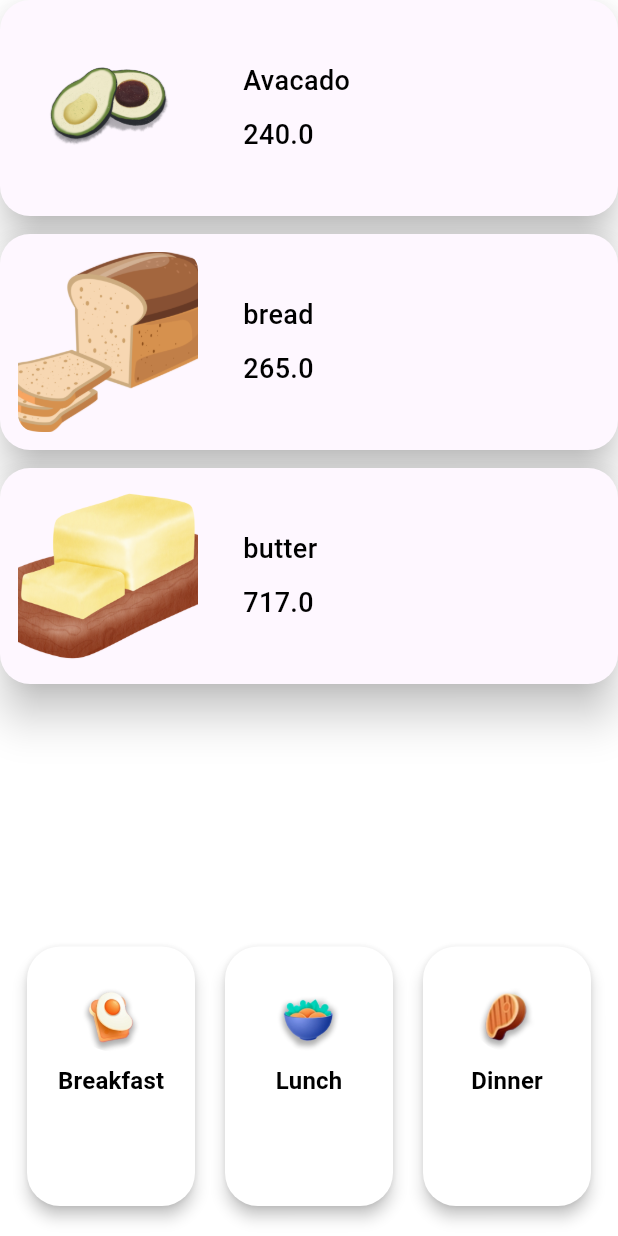
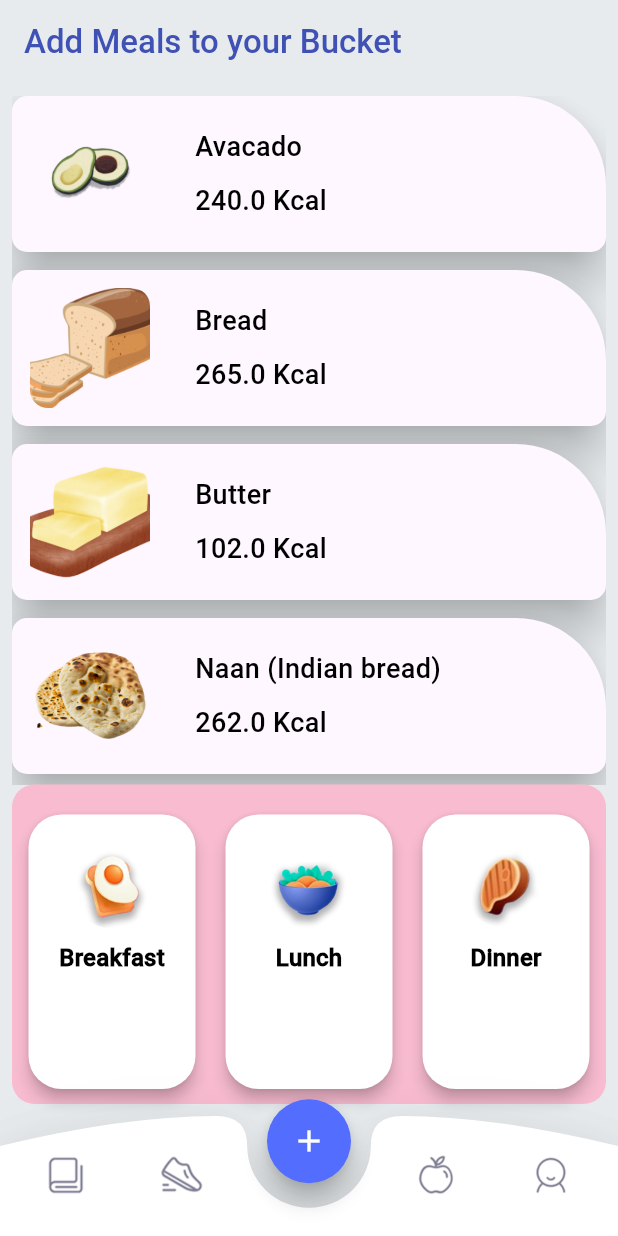
Before and after one commit to Vinesh018/PlusFitness001, a Flutter app: the DragandDrop screen opened directly, on a phone screen of 412 x 824 dp. Run offline on Flutter 3.47's test engine with Material 3 defaults, Android fonts, the light colour scheme and no system bars; our stand-ins replace liquid_progress_indicator_v2, percent_indicator.

Commit message:
added images

```diff
--- a/lib/Vinesh/T_Meals.dart
+++ b/lib/Vinesh/T_Meals.dart
@@ -1,4 +1,5 @@
 import 'package:flutter/material.dart';
+import 'package:plus_fitnss/Vinesh/footer.dart';
 List<MealsItems> _mealsItem = [
   MealsItems(
       itemname: 'Avacado',
@@ -6,15 +7,65 @@ List<MealsItems> _mealsItem = [
       uid: '1',
       imageurl: 'assets/meals/avocado.png'),
   MealsItems(
-      itemname: 'bread',
+      itemname: 'Bread',
       calaries: 265,
       uid: '2',
       imageurl: 'assets/meals/bread.png'),
   MealsItems(
-      itemname: 'butter',
-      calaries: 717,
+      itemname: 'Butter',
+      calaries: 102,
       uid: '3',
       imageurl: 'assets/meals/butter.png'),
+  MealsItems(
+      itemname: 'Naan (Indian bread)',
+      calaries: 262,
+      uid: '4',
+      imageurl: 'assets/meals/naan.png'),
+  MealsItems(
+      itemname: 'Pizza',
+      calaries: 266,
+      uid: '5',
+      imageurl: 'assets/meals/pizza.png'),
+  MealsItems(
+      itemname: 'Rajma',
+      calaries: 333,
+      uid: '6',
+      imageurl: 'assets/meals/rajma.png'),
+  MealsItems(
+      itemname: 'Rice',
+      calaries: 130,
+      uid: '7',
+      imageurl: 'assets/meals/rice.png'),
+  MealsItems(
+      itemname: 'Roti (Indian Bread)',
+      calaries: 120,
+      uid: '9',
+      imageurl: 'assets/meals/roti.jpg'),
+  MealsItems(
+      itemname: 'Salad',
+      calaries: 100,
+      uid: '10',
+      imageurl: 'assets/meals/salad.png'),
+  MealsItems(
+      itemname: 'Sandwich',
+      calaries: 280,
+      uid: '10',
+      imageurl: 'assets/meals/sandwich.png'),
+  MealsItems(
+      itemname: 'Soup',
+      calaries: 190,
+      uid: '11',
+      imageurl: 'assets/meals/soup.png'),
+  MealsItems(
+      itemname: 'Tomatoes',
+      calaries: 20,
+      uid: '12',
+      imageurl: 'assets/meals/tomato.png'),
+  MealsItems(
+      itemname: 'Veggies',
+      calaries: 65,
+      uid: '13',
+      imageurl: 'assets/meals/veggies.png'),
 ];
 
 class MealsItems {
@@ -57,8 +108,20 @@ class _DragandDropState extends State<DragandDrop>
   @override
   Widget build(BuildContext context) {
     return Scaffold(
-      backgroundColor: Colors.white,
-      body: _buildcontent(),
+      appBar: AppBar(
+        automaticallyImplyLeading: false,
+        backgroundColor: Color.fromARGB(255, 231, 235, 237),
+        title: Text(
+          "Add Meals to your Bucket",
+          style: TextStyle(color: Colors.indigo, fontFamily: "FontMain"),
+        ),
+      ),
+      bottomNavigationBar: footer(),
+      backgroundColor: Color.fromARGB(255, 231, 235, 237),
+      body: Padding(
+        padding: const EdgeInsets.all(8.0),
+        child: _buildcontent(),
+      ),
     );
   }
 
@@ -106,10 +169,17 @@ class _DragandDropState extends State<DragandDrop>
 
   Widget _builditemRow() {
     return Container(
+      decoration: BoxDecoration(
+          color: Colors.pink.shade100, borderRadius: BorderRadius.circular(15)),
+
       child: Padding(
-        padding: const EdgeInsets.symmetric(horizontal: 8, vertical: 20),
-        child: Row(
+        padding: const EdgeInsets.symmetric(horizontal: 1, vertical: 10),
+        child: Column(
+          children: [
+            Row(
               children: _mealtype.map(_buildIteamWithDropZone).toList(),
+            ),
+          ],
         ),
       ),
     );
@@ -148,24 +218,26 @@ class MealsCart extends StatelessWidget {
   @override
   Widget build(BuildContext context) {
     final textcolor = highlighted ? Colors.black : Colors.black;
-    return Transform.scale(
+    return Padding(
+      padding: const EdgeInsets.only(top: 10),
+      child: Transform.scale(
         scale: highlighted ? 1.075 : 1.0,
         child: Material(
           elevation: highlighted ? 8 : 4,
           borderRadius: BorderRadius.circular(22),
-        color: highlighted ? const Color(0xFFF64209) : Colors.white,
+          color: highlighted ? Colors.indigo.shade200 : Colors.white,
           child: Padding(
             padding: const EdgeInsets.symmetric(
               horizontal: 12,
-            vertical: 24,
+              vertical: 20,
             ),
             child: Column(
               mainAxisSize: MainAxisSize.min,
               children: [
                 ClipOval(
                   child: SizedBox(
-                  width: 46,
-                  height: 46,
+                    width: 56,
+                    height: 56,
                     child: Image.asset(
                       mealtype.mealtypeimageurl,
                       fit: BoxFit.cover,
@@ -179,6 +251,7 @@ class MealsCart extends StatelessWidget {
                       color: textcolor,
                       fontWeight:
                           hasItems ? FontWeight.normal : FontWeight.bold,
+                      fontFamily: "FontMain"
                       ),
                 ),
                 Visibility(
@@ -193,22 +266,24 @@ class MealsCart extends StatelessWidget {
                         mealtype.formattedtotalcalaries,
                         style: Theme.of(context).textTheme.bodySmall!.copyWith(
                               color: textcolor,
-                            fontSize: 16,
+                              fontSize: 18,
                               fontWeight: FontWeight.bold,
                             ),
                       ),
                       const SizedBox(height: 4),
                       Text(
                         '${mealtype.mealitem.length} item${mealtype.mealitem.length != 1 ? 's' : ''}',
-                      style: Theme.of(context).textTheme.titleMedium!.copyWith(
+                        style:
+                            Theme.of(context).textTheme.titleMedium!.copyWith(
                                   color: textcolor,
-                            fontSize: 12,
+                                  fontSize: 15,
                                 ),
                       ),
                     ],
                   ),
                 )
               ],
+            ),
           ),
         ),
       ),
@@ -225,7 +300,7 @@ class Mealtype {
     final totalcalaries =
         mealitem.fold(0, (pre, item) => (pre + item.calaries).toInt());
         print(totalcalaries);
-    return 'cal${(totalcalaries).toStringAsFixed(2)}';
+    return '${(totalcalaries).toStringAsFixed(0)} Kcal';
   }
 
   Mealtype(
@@ -279,18 +354,26 @@ class MenuListItem extends StatelessWidget {
   @override
   Widget build(BuildContext context) {
     return Material(
+
       elevation: 12,
-      borderRadius: BorderRadius.circular(20),
+      borderRadius: const BorderRadius.only(
+        bottomLeft: Radius.circular(10),
+        topLeft: Radius.circular(10),
+        topRight: Radius.circular(60),
+        bottomRight: Radius.circular(10),
+      ),
       child: Padding(
         padding: const EdgeInsets.all(12),
         child: Row(
           mainAxisSize: MainAxisSize.max,
           children: [
             ClipRRect(
+
               borderRadius: BorderRadius.circular(12),
               child: SizedBox(
-                width: 120,
-                height: 120,
+
+                width: 80,
+                height: 80,
                 child: Center(
                   child: AnimatedContainer(
                     duration: Duration(milliseconds: 100),
@@ -323,7 +406,7 @@ class MenuListItem extends StatelessWidget {
                   height: 10,
                 ),
                 Text(
-                  '${foodcalories}',
+                  '${foodcalories} Kcal',
                   style: TextStyle(
                       fontFamily: 'FontMain',
                       color: Colors.black,
--- a/lib/Vinesh/footer.dart
+++ b/lib/Vinesh/footer.dart
@@ -1,4 +1,5 @@
 import 'package:flutter/material.dart';
+import 'package:plus_fitnss/Vinesh/T_Meals.dart';
 import 'package:plus_fitnss/addMeals.dart';
 import 'package:plus_fitnss/exercise.dart';
 import 'package:plus_fitnss/main.dart';
@@ -76,7 +77,9 @@ class _footerState extends State<footer> {
                             IconButton(
                                 onPressed: () {
                                   Navigator.push(
-                                      context, FadeRoute(page: addMeals()));
+                                      context, FadeRoute(page: DragandDrop()));
+
+
                                 },
                                 icon: Image(
                                   image: AssetImage("assets/images/tab_3.png"),
--- a/lib/main.dart
+++ b/lib/main.dart
@@ -19,7 +19,7 @@ void main() {
      MaterialApp(
       debugShowCheckedModeBanner: false,
       title: 'Flutter Tutorial',
-      home:DragandDrop(),
+      home: TutorialHome(),
 
 
     ),
@@ -62,14 +62,14 @@ class _TutorialHomeState extends State<TutorialHome> {
           padding: const EdgeInsets.only(top: 20),
           child: Column(
             children: [
-              // firstContainer(),
-              // heading_mealsToday(),
-              // mealsToday(),
-              // heading_BodyMeasurement(),
-              // bodyMeasureCont(),
-              // heading_water(),
-              // waterContainer(),
-              // waterGlass(),
+                firstContainer(),
+                heading_mealsToday(),
+                mealsToday(),
+                heading_BodyMeasurement(),
+                bodyMeasureCont(),
+                heading_water(),
+                waterContainer(),
+                waterGlass(),
             ],
           ),
         ),
```
Lines whose indentation alone changed are shown as unchanged.
